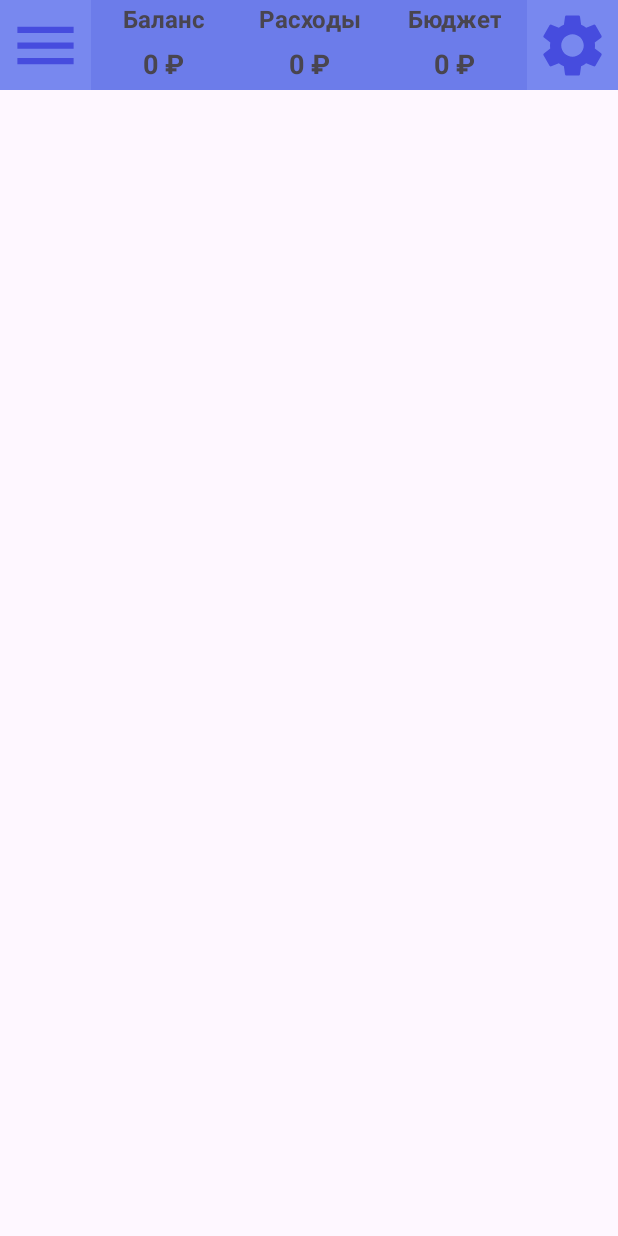
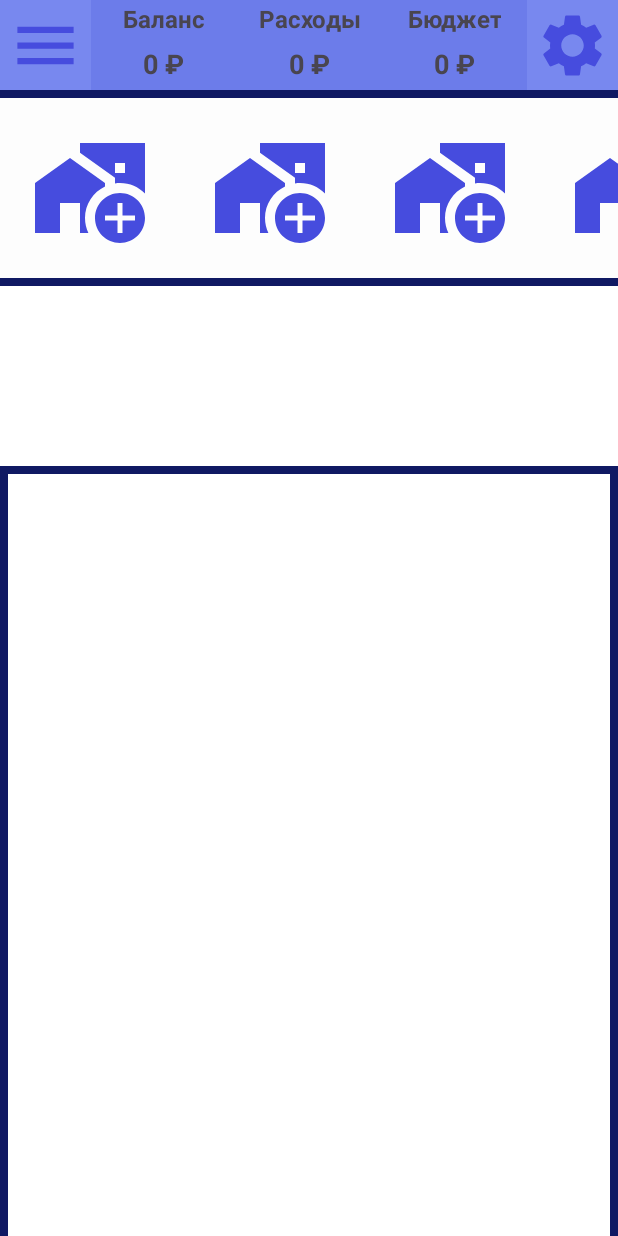
Before and after one commit to Egoroof1/MyFin, an Android app: the screen it shows after launch (MainActivity), on a phone screen of 412 x 824 dp. Run offline under Robolectric (Android 15) with nearby library versions, the phone set to English and light mode, and no system bars; Roboto replaces fonts that are not available here.

Commit message:
накидал разметку

```diff
--- a/MyFin/app/build.gradle.kts
+++ b/MyFin/app/build.gradle.kts
@@ -37,6 +37,7 @@ dependencies {
     implementation(libs.material)
     implementation(libs.activity)
     implementation(libs.constraintlayout)
+    implementation(libs.legacy.support.v4)
     testImplementation(libs.junit)
     androidTestImplementation(libs.ext.junit)
     androidTestImplementation(libs.espresso.core)
--- /dev/null
+++ b/MyFin/app/src/main/res/drawable/img_add_new_dohod.xml
@@ -0,0 +1,9 @@
+<vector xmlns:android="http://schemas.android.com/apk/res/android" android:height="80dp" android:tint="#464CDE" android:viewportHeight="24" android:viewportWidth="24" android:width="80dp">
+
+    <path android:fillColor="@android:color/white" android:pathData="M15,11.68V11L8,6l-7,5v10h5v-6h4v6h1.68C11.25,20.09 11,19.08 11,18C11,15.21 12.64,12.81 15,11.68z"/>
+
+    <path android:fillColor="@android:color/white" android:pathData="M23,13.11V3H10v1.97l7,5v1.11c0.33,-0.05 0.66,-0.08 1,-0.08C19.96,11 21.73,11.81 23,13.11zM17,7h2v2h-2V7z"/>
+
+    <path android:fillColor="@android:color/white" android:pathData="M23,18c0,-2.76 -2.24,-5 -5,-5s-5,2.24 -5,5s2.24,5 5,5S23,20.76 23,18zM17.5,21v-2.5H15v-1h2.5V15h1v2.5H21v1h-2.5V21H17.5z"/>
+
+</vector>
--- a/MyFin/app/src/main/res/layout/activity_main.xml
+++ b/MyFin/app/src/main/res/layout/activity_main.xml
@@ -5,6 +5,7 @@
     android:id="@+id/main"
     android:layout_width="match_parent"
     android:layout_height="match_parent"
+    android:background="#101963"
     tools:context=".MainActivity">
 
     <LinearLayout
@@ -162,5 +163,80 @@
             android:layout_weight="0"
             android:contentDescription="setting"
             app:srcCompat="@drawable/img_setting" />
+
     </LinearLayout>
+
+    <HorizontalScrollView
+        android:id="@+id/horiz_dohod"
+        android:layout_width="match_parent"
+        android:layout_height="120dp"
+        android:layout_marginTop="5dp"
+        android:background="#FDFDFD"
+        android:contentDescription="@string/app_name"
+        app:layout_constraintEnd_toEndOf="parent"
+        app:layout_constraintStart_toStartOf="parent"
+        app:layout_constraintTop_toBottomOf="@+id/header">
+
+        <LinearLayout
+            android:layout_width="wrap_content"
+            android:layout_height="match_parent"
+            android:orientation="horizontal">
+
+            <ImageView
+                android:id="@+id/imageView3"
+                android:layout_width="wrap_content"
+                android:layout_height="wrap_content"
+                android:layout_margin="20dp"
+                android:layout_weight="1"
+                app:srcCompat="@drawable/img_add_new_dohod" />
+
+            <ImageView
+                android:id="@+id/imageView3"
+                android:layout_width="wrap_content"
+                android:layout_height="wrap_content"
+                android:layout_margin="20dp"
+                android:layout_weight="1"
+                app:srcCompat="@drawable/img_add_new_dohod" />
+
+            <ImageView
+                android:id="@+id/imageView3"
+                android:layout_width="wrap_content"
+                android:layout_height="wrap_content"
+                android:layout_margin="20dp"
+                android:layout_weight="1"
+                app:srcCompat="@drawable/img_add_new_dohod" />
+
+            <ImageView
+                android:id="@+id/imageView3"
+                android:layout_width="wrap_content"
+                android:layout_height="wrap_content"
+                android:layout_margin="20dp"
+                android:layout_weight="1"
+                app:srcCompat="@drawable/img_add_new_dohod" />
+        </LinearLayout>
+    </HorizontalScrollView>
+
+    <View
+        android:id="@+id/view4"
+        android:layout_width="0dp"
+        android:layout_height="120dp"
+        android:layout_marginTop="5dp"
+        android:background="#FFFFFF"
+        app:layout_constraintEnd_toEndOf="parent"
+        app:layout_constraintStart_toStartOf="parent"
+        app:layout_constraintTop_toBottomOf="@+id/horiz_dohod" />
+
+    <View
+        android:id="@+id/view5"
+        android:layout_width="0dp"
+        android:layout_height="0dp"
+        android:layout_marginStart="5dp"
+        android:layout_marginTop="5dp"
+        android:layout_marginEnd="5dp"
+        android:background="#FFFFFF"
+        app:layout_constraintBottom_toBottomOf="parent"
+        app:layout_constraintEnd_toEndOf="parent"
+        app:layout_constraintStart_toStartOf="parent"
+        app:layout_constraintTop_toBottomOf="@+id/view4" />
+
 </androidx.constraintlayout.widget.ConstraintLayout>
--- a/MyFin/gradle/libs.versions.toml
+++ b/MyFin/gradle/libs.versions.toml
@@ -7,6 +7,7 @@ appcompat = "1.7.0"
 material = "1.12.0"
 activity = "1.9.1"
 constraintlayout = "2.1.4"
+legacySupportV4 = "1.0.0"
 
 [libraries]
 junit = { group = "junit", name = "junit", version.ref = "junit" }
@@ -16,6 +17,7 @@ appcompat = { group = "androidx.appcompat", name = "appcompat", version.ref = "a
 material = { group = "com.google.android.material", name = "material", version.ref = "material" }
 activity = { group = "androidx.activity", name = "activity", version.ref = "activity" }
 constraintlayout = { group = "androidx.constraintlayout", name = "constraintlayout", version.ref = "constraintlayout" }
+legacy-support-v4 = { group = "androidx.legacy", name = "legacy-support-v4", version.ref = "legacySupportV4" }
 
 [plugins]
 android-application = { id = "com.android.application", version.ref = "agp" }
```
